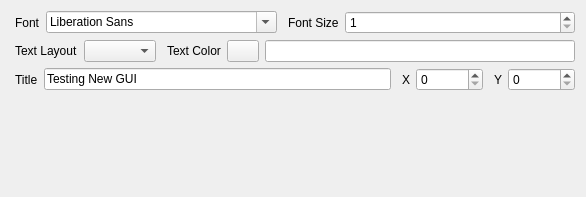
First picture: the form in src/components/text.ui, repository djfun/audio-visualizer-python, before the edit.
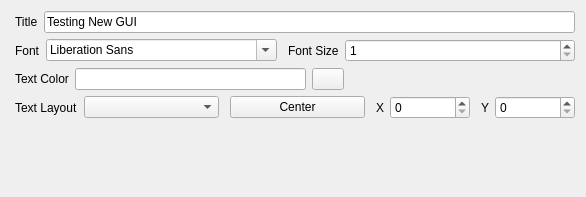
Second picture: the form after the edit.

The edit to the form file:
```diff
--- a/src/components/text.ui
+++ b/src/components/text.ui
@@ -19,6 +19,36 @@
      <property name="leftMargin">
       <number>4</number>
      </property>
+     <item>
+      <layout class="QHBoxLayout" name="horizontalLayout">
+       <item>
+        <widget class="QLabel" name="label_title">
+         <property name="text">
+          <string>Title</string>
+         </property>
+        </widget>
+       </item>
+       <item>
+        <widget class="QLineEdit" name="lineEdit_title">
+         <property name="sizePolicy">
+          <sizepolicy hsizetype="MinimumExpanding" vsizetype="Fixed">
+           <horstretch>0</horstretch>
+           <verstretch>0</verstretch>
+          </sizepolicy>
+         </property>
+         <property name="minimumSize">
+          <size>
+           <width>0</width>
+           <height>0</height>
+          </size>
+         </property>
+         <property name="text">
+          <string>Testing New GUI</string>
+         </property>
+        </widget>
+       </item>
+      </layout>
+     </item>
      <item>
       <layout class="QHBoxLayout" name="horizontalLayout_8">
        <item>
@@ -93,38 +123,6 @@
      </item>
      <item>
       <layout class="QHBoxLayout" name="horizontalLayout_12">
-       <item>
-        <widget class="QLabel" name="label_textLayout">
-         <property name="sizePolicy">
-          <sizepolicy hsizetype="Fixed" vsizetype="Preferred">
-           <horstretch>0</horstretch>
-           <verstretch>0</verstretch>
-          </sizepolicy>
-         </property>
-         <property name="text">
-          <string>Text Layout</string>
-         </property>
-        </widget>
-       </item>
-       <item>
-        <widget class="QComboBox" name="comboBox_textAlign"/>
-       </item>
-       <item>
-        <spacer name="horizontalSpacer_2">
-         <property name="orientation">
-          <enum>Qt::Horizontal</enum>
-         </property>
-         <property name="sizeType">
-          <enum>QSizePolicy::Fixed</enum>
-         </property>
-         <property name="sizeHint" stdset="0">
-          <size>
-           <width>5</width>
-           <height>20</height>
-          </size>
-         </property>
-        </spacer>
-       </item>
        <item>
         <widget class="QLabel" name="label_textColor">
          <property name="text">
@@ -132,6 +130,9 @@
          </property>
         </widget>
        </item>
+       <item>
+        <widget class="QLineEdit" name="lineEdit_textColor"/>
+       </item>
        <item>
         <widget class="QPushButton" name="pushButton_textColor">
          <property name="maximumSize">
@@ -152,7 +153,17 @@
         </widget>
        </item>
        <item>
-        <widget class="QLineEdit" name="lineEdit_textColor"/>
+        <spacer name="horizontalSpacer">
+         <property name="orientation">
+          <enum>Qt::Horizontal</enum>
+         </property>
+         <property name="sizeHint" stdset="0">
+          <size>
+           <width>40</width>
+           <height>20</height>
+          </size>
+         </property>
+        </spacer>
        </item>
       </layout>
      </item>
@@ -162,28 +173,41 @@
         <number>0</number>
        </property>
        <item>
-        <widget class="QLabel" name="label_title">
-         <property name="text">
-          <string>Title</string>
-         </property>
-        </widget>
-       </item>
-       <item>
-        <widget class="QLineEdit" name="lineEdit_title">
+        <widget class="QLabel" name="label_textLayout">
          <property name="sizePolicy">
-          <sizepolicy hsizetype="MinimumExpanding" vsizetype="Fixed">
+          <sizepolicy hsizetype="Fixed" vsizetype="Preferred">
            <horstretch>0</horstretch>
            <verstretch>0</verstretch>
           </sizepolicy>
          </property>
-         <property name="minimumSize">
+         <property name="text">
+          <string>Text Layout</string>
+         </property>
+        </widget>
+       </item>
+       <item>
+        <widget class="QComboBox" name="comboBox_textAlign"/>
+       </item>
+       <item>
+        <spacer name="horizontalSpacer_2">
+         <property name="orientation">
+          <enum>Qt::Horizontal</enum>
+         </property>
+         <property name="sizeType">
+          <enum>QSizePolicy::Fixed</enum>
+         </property>
+         <property name="sizeHint" stdset="0">
           <size>
-           <width>0</width>
-           <height>0</height>
+           <width>5</width>
+           <height>20</height>
           </size>
          </property>
+        </spacer>
+       </item>
+       <item>
+        <widget class="QPushButton" name="pushButton_center">
          <property name="text">
-          <string>Testing New GUI</string>
+          <string>Center</string>
          </property>
         </widget>
        </item>
```
